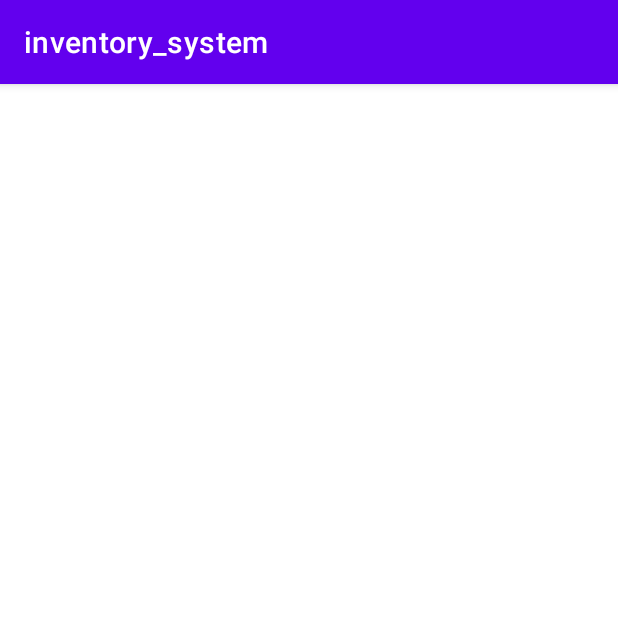
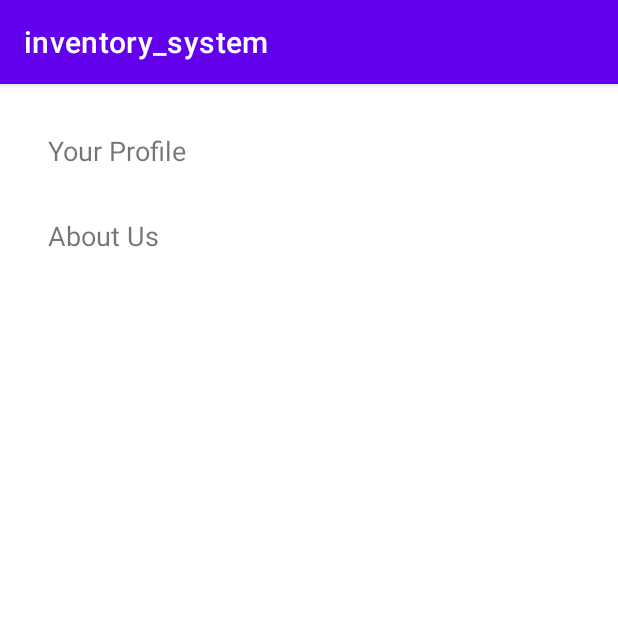
Before and after one commit to Gaurav-banwal/inventory_system, an Android app: the SettingsActivity screen opened directly, with no data from a screen before it, on a phone screen of 412 x 824 dp, the top half of it. Run offline under Robolectric (Android 15) with nearby library versions, the phone set to English and light mode, and no system bars.

Commit message:
Made setting window

```diff
--- a/app/src/main/java/com/oops/inventory_system/SettingsActivity.kt
+++ b/app/src/main/java/com/oops/inventory_system/SettingsActivity.kt
@@ -1,20 +1,27 @@
 package com.oops.inventory_system
 
 import android.os.Bundle
-import androidx.activity.enableEdgeToEdge
+import android.widget.TextView
+import android.widget.Toast
 import androidx.appcompat.app.AppCompatActivity
-import androidx.core.view.ViewCompat
-import androidx.core.view.WindowInsetsCompat
 
 class SettingsActivity : AppCompatActivity() {
+
     override fun onCreate(savedInstanceState: Bundle?) {
         super.onCreate(savedInstanceState)
-        enableEdgeToEdge()
         setContentView(R.layout.activity_settings)
-        ViewCompat.setOnApplyWindowInsetsListener(findViewById(R.id.main)) { v, insets ->
-            val systemBars = insets.getInsets(WindowInsetsCompat.Type.systemBars())
-            v.setPadding(systemBars.left, systemBars.top, systemBars.right, systemBars.bottom)
-            insets
+
+        val profileText: TextView = findViewById(R.id.yourProfile)
+        val aboutUsText: TextView = findViewById(R.id.aboutUs)
+
+        profileText.setOnClickListener {
+            Toast.makeText(this, "Profile clicked", Toast.LENGTH_SHORT).show()
+            // TODO: Navigate to Profile screen later
+        }
+
+        aboutUsText.setOnClickListener {
+            Toast.makeText(this, "About Us clicked", Toast.LENGTH_SHORT).show()
+            // TODO: Navigate to About Us screen later
         }
     }
 }
--- a/app/src/main/res/layout/activity_settings.xml
+++ b/app/src/main/res/layout/activity_settings.xml
@@ -1,10 +1,35 @@
-<?xml version="1.0" encoding="utf-8"?>
-<androidx.constraintlayout.widget.ConstraintLayout xmlns:android="http://schemas.android.com/apk/res/android"
-    xmlns:app="http://schemas.android.com/apk/res-auto"
-    xmlns:tools="http://schemas.android.com/tools"
-    android:id="@+id/main"
+<LinearLayout
+    xmlns:android="http://schemas.android.com/apk/res/android"
     android:layout_width="match_parent"
     android:layout_height="match_parent"
-    tools:context=".SettingsActivity">
+    android:paddingTop="64dp"
+    android:fitsSystemWindows="true"
+    android:padding="16dp"
+    android:orientation="vertical"
+    android:background="@android:color/white">
 
-</androidx.constraintlayout.widget.ConstraintLayout>
+    <!-- Your Profile Option -->
+    <TextView
+        android:id="@+id/yourProfile"
+        android:layout_width="match_parent"
+        android:layout_height="wrap_content"
+        android:text="Your Profile"
+        android:textSize="18sp"
+        android:padding="16dp"
+        android:background="?android:attr/selectableItemBackground"
+        android:clickable="true"
+        android:focusable="true" />
+
+    <!-- About Us Option -->
+    <TextView
+        android:id="@+id/aboutUs"
+        android:layout_width="match_parent"
+        android:layout_height="wrap_content"
+        android:background="?android:attr/selectableItemBackground"
+        android:clickable="true"
+        android:focusable="true"
+        android:padding="16dp"
+        android:text="About Us"
+        android:textSize="18sp" />
+
+</LinearLayout>
```
